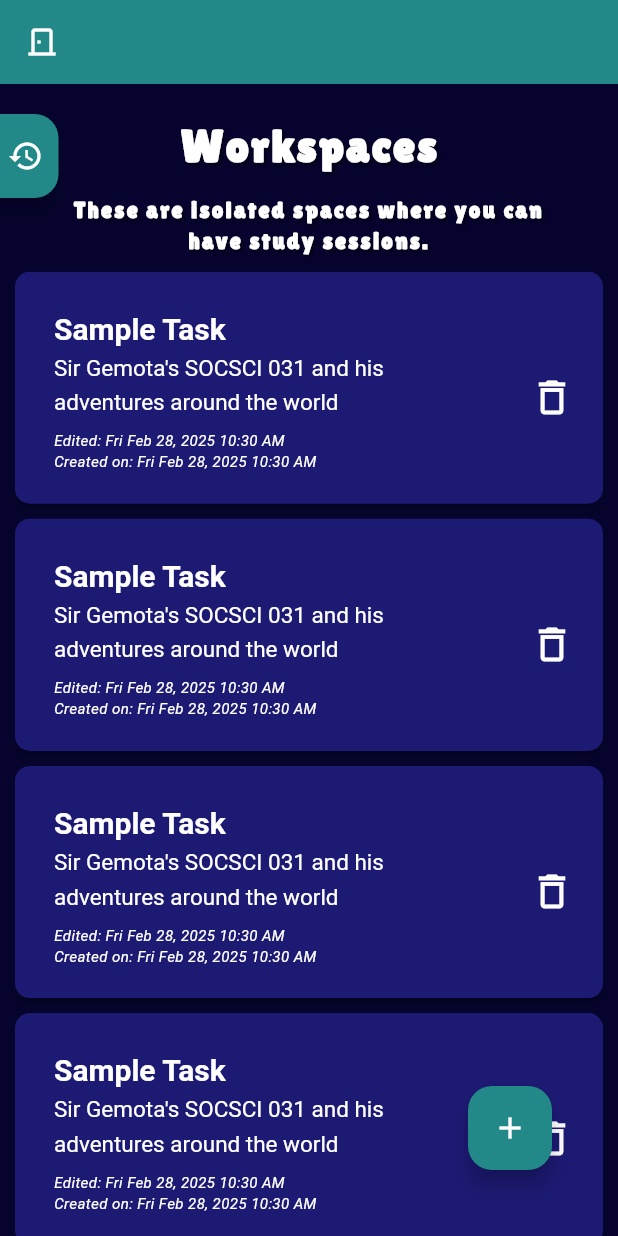
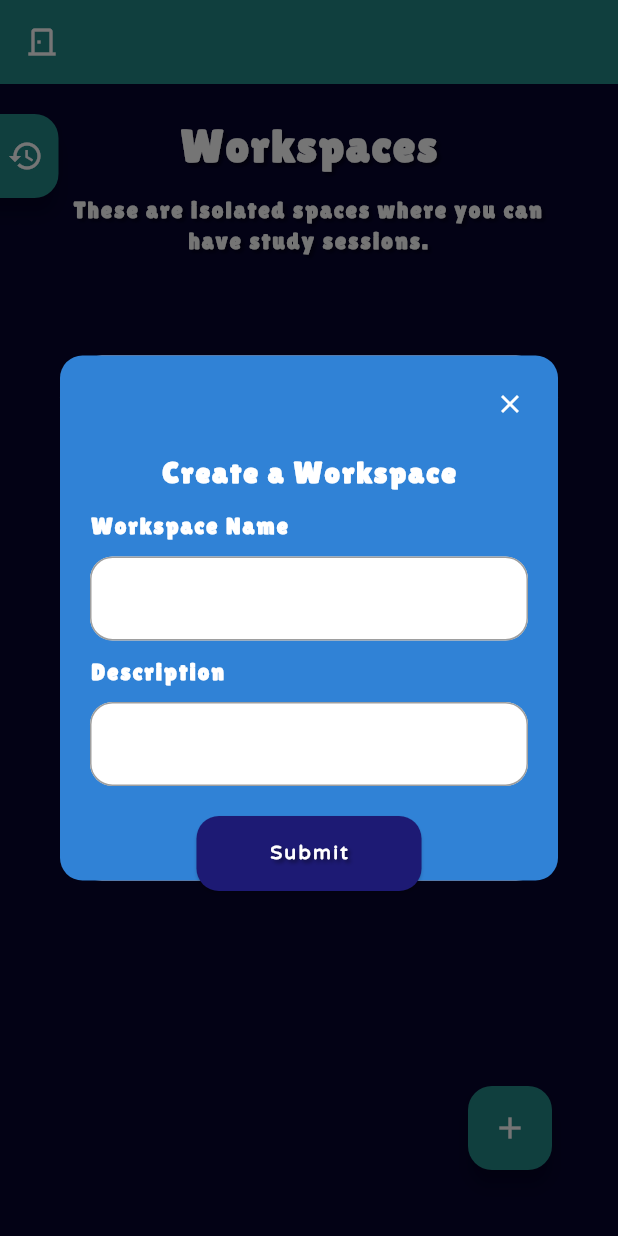
Before and after one commit to DymNomZ/stackture_mobile, a Flutter app: the HomePage screen opened directly, after a tap on the "add" icon, on a phone screen of 412 x 824 dp. Run offline on Flutter 3.47's test engine with Material 3 defaults, Android fonts, the light colour scheme and no system bars; drawn by our look-alikes of reorderable_grid_view.

Commit message:
Working client-side CRUD for workspaces

```diff
--- a/lib/home_page.dart
+++ b/lib/home_page.dart
@@ -4,9 +4,10 @@ import 'package:reorderable_grid_view/reorderable_grid_view.dart';
 import 'package:stackture_mobile/recent_activity_panel.dart';
 import 'package:stackture_mobile/utils/colors.dart';
 import 'package:stackture_mobile/utils/fab_location.dart';
-import 'package:stackture_mobile/utils/task.dart';
+import 'package:stackture_mobile/utils/create_workspace_popup.dart';
+import 'package:stackture_mobile/utils/workspace.dart';
 import 'package:stackture_mobile/utils/variables.dart';
-
+import 'package:stackture_mobile/workspace_page.dart';
 
 class HomePage extends StatefulWidget {
   @override
@@ -16,13 +17,6 @@ class HomePage extends StatefulWidget {
 class _HomePageState extends State<HomePage> {
 
   bool _showRecent = false; // Controls recent activity visibility
-  List<Task> taskList = [];
-
-  //Dummy filler task
-  Task dummy = Task(
-    title: 'Sample Task', description: 'Sir Gemota\'s SOCSCI 031 and his adventures around the world',
-    content: 'Lorem ipsum...', creationTime: DateTime.now(), modifiedTime: DateTime.now()
-  );
 
   void toggleRecent() {
     setState(() {
@@ -30,18 +24,23 @@ class _HomePageState extends State<HomePage> {
     });
   }
 
-  //Will be used to load tasks of user
-  void loadUserTasks(){
-    //temporary fill up 10 times
-    for(int i = 0; i < 10; i++) {
-      taskList.add(dummy);
-    }
+  //Will be used to load workspaces of user
+  void loadUserWorkspaces(){
+    setState(() {
+
+    });
+  }
+
+  void refreshWorkspaces(){
+    setState(() {}); //refresh the list builder
   }
 
   @override
   void initState(){
     super.initState();
-    loadUserTasks();
+    setState(() {
+      loadUserWorkspaces();
+    });
   }
 
   @override
@@ -68,9 +67,14 @@ class _HomePageState extends State<HomePage> {
       FloatingActionButton(
         heroTag: "add_btn",
         backgroundColor: StacktureColors.primary,
-          child: Icon(Icons.add, color: Colors.white),
+        child: Icon(Icons.add, color: Colors.white),
         onPressed: () {
-          print('TO BE IMPLEMENTED');
+          showDialog(
+            context: context,
+            builder: (context) {
+              return CreateWorkspacePopup(callBack: refreshWorkspaces);
+            }
+          );
         }
       ),
       body: Stack(
@@ -102,16 +106,16 @@ class _HomePageState extends State<HomePage> {
                   ),
                 ),
               ),
-              SizedBox(height: 10),
+              SizedBox(height: 20),
               Expanded(
                 child: ReorderableGridView.builder(
                   gridDelegate: SliverGridDelegateWithFixedCrossAxisCount (
                     crossAxisCount: 1,
                     childAspectRatio: 2.5
                   ),
-                  itemCount: taskList.length,
+                  itemCount: workspaces.length,
                   itemBuilder: (context, index) {
-                    Task currentTask = taskList[index];
+                    Workspace currentWorkspace = workspaces[index];
                     return Card(
                       key: ValueKey(index),
                       margin: const EdgeInsets.fromLTRB(10, 0, 10, 10),
@@ -126,13 +130,17 @@ class _HomePageState extends State<HomePage> {
                             Expanded(
                               child: ListTile(
                                 onTap: () {
-                                  print('OPENS TASK TREE');
+                                  Navigator.push(context, MaterialPageRoute(builder: (context) {
+                                    return WorkspacePage(
+                                      title: currentWorkspace.title,
+                                    );
+                                  }));
                                 },
                                 title: RichText(
                                   maxLines: 3,
                                   overflow: TextOverflow.ellipsis,
                                   text: TextSpan(
-                                      text: '${currentTask.title} \n',
+                                      text: '${currentWorkspace.title} \n',
                                       style: TextStyle(
                                           color: Colors.white,
                                           fontWeight: FontWeight.bold,
@@ -140,7 +148,7 @@ class _HomePageState extends State<HomePage> {
                                           height: 1.5),
                                       children: [
                                         TextSpan(
-                                          text: currentTask.description,
+                                          text: currentWorkspace.description,
                                           style: TextStyle(
                                               color: Colors.white,
                                               fontWeight: FontWeight.normal,
@@ -152,7 +160,7 @@ class _HomePageState extends State<HomePage> {
                                 subtitle: Padding(
                                   padding: const EdgeInsets.only(top: 8.0),
                                   child: Text(
-                                    'Edited: ${DateFormat('EEE MMM d, yyyy h:mm a').format(currentTask.modifiedTime)}\nCreated on: ${DateFormat('EEE MMM d, yyyy h:mm a').format(currentTask.creationTime)}',
+                                    'Edited: ${DateFormat('EEE MMM d, yyyy h:mm a').format(currentWorkspace.modifiedTime)}\nCreated on: ${DateFormat('EEE MMM d, yyyy h:mm a').format(currentWorkspace.creationTime)}',
                                     style: TextStyle(
                                         fontSize: 10,
                                         fontStyle: FontStyle.italic,
@@ -166,7 +174,8 @@ class _HomePageState extends State<HomePage> {
                             child: IconButton(
                               icon: Icon(Icons.delete_outline, color: Colors.white, size: 30),
                               onPressed: () {
-                                print('REMOVE TASK');
+                                workspaces.removeAt(index);
+                                refreshWorkspaces();
                               },
                             ),
                           )
--- a/lib/utils/button.dart
+++ b/lib/utils/button.dart
@@ -6,16 +6,21 @@ class DefaultButton extends StatelessWidget {
 
   String text;
   Function? function;
+  double? width;
+  Color? color;
 
-  DefaultButton({super.key, required this.text, this.function});
+  DefaultButton({
+    super.key, required this.text, this.function,
+    this.width, this.color
+  });
 
   @override
   Widget build(BuildContext context) {
     return ElevatedButton(
       style: ElevatedButton.styleFrom(
-        backgroundColor: StacktureColors.button,
-        minimumSize: Size(250, 50),
-        maximumSize: Size(250, 50),
+        backgroundColor: color ?? StacktureColors.button,
+        minimumSize: Size(width ?? 250, 50),
+        maximumSize: Size(width ?? 250, 50),
         shape: RoundedRectangleBorder(
           borderRadius: BorderRadius.circular(15.0),
         ),
--- a/lib/utils/colors.dart
+++ b/lib/utils/colors.dart
@@ -4,7 +4,7 @@ class StacktureColors {
   static Color primary = const Color(0xFF228988);
   static Color secondary = const Color(0xFF06042E);
   static Color tertiary = const Color(0xFF1D1A74);
-  static Color contextMenu = const Color(0xFF3082D6);
+  static Color popup = const Color(0xFF3082D6);
   static Color translucent = const Color(0xFF599090);
   static Color button = const Color(0xFF012623);
 }
--- /dev/null
+++ b/lib/utils/create_workspace_popup.dart
@@ -0,0 +1,146 @@
+import 'package:flutter/material.dart';
+import 'package:stackture_mobile/utils/button.dart';
+import 'package:stackture_mobile/utils/colors.dart';
+import 'package:stackture_mobile/utils/textfield.dart';
+import 'package:stackture_mobile/utils/variables.dart';
+import 'package:stackture_mobile/utils/workspace.dart';
+import 'package:stackture_mobile/workspace_page.dart';
+
+class CreateWorkspacePopup extends StatefulWidget {
+
+  Function callBack;
+
+  CreateWorkspacePopup({super.key, required this.callBack});
+
+  @override
+  State<CreateWorkspacePopup> createState() => _CreateWorkspacePopupState();
+}
+
+class _CreateWorkspacePopupState extends State<CreateWorkspacePopup> {
+  final GlobalKey<ShakingTextFieldState> _workspaceNameTfKey = GlobalKey<ShakingTextFieldState>();
+  final GlobalKey<ShakingTextFieldState> _descriptionTfKey = GlobalKey<ShakingTextFieldState>();
+
+  @override
+  Widget build(BuildContext context) {
+    return Dialog(
+      child: Container(
+        height: 350.0,
+        width: 400.0,
+          decoration: BoxDecoration(
+            borderRadius: BorderRadius.all(Radius.circular(15.0)),
+            color: StacktureColors.popup,
+          ),
+        child: Align(
+          alignment: Alignment.topCenter,
+          child: Column(
+            mainAxisSize: MainAxisSize.min,
+            children: [
+              Row(
+                mainAxisAlignment: MainAxisAlignment.end,
+                children: [
+                  Padding(
+                    padding: const EdgeInsets.all(8.0),
+                    child: IconButton(
+                        onPressed: () {
+                          Navigator.pop(context);
+                        },
+                        icon: const Icon(
+                          Icons.close,
+                          size: 20,
+                          color: Colors.white,
+                        )
+                    ),
+                  )
+                ],
+              ),
+              Text(
+                "Create a Workspace",
+                style: TextStyle(
+                    fontSize: 20, color: Colors.white, letterSpacing: 1.5,
+                    fontWeight: FontWeight.bold, fontFamily: 'LilitaOne',
+                ),
+              ),
+              SizedBox(height: 10),
+              Padding(
+                padding: EdgeInsets.symmetric(horizontal: 20),
+                child: Row(children: [
+                  Text(
+                    "Workspace Name",
+                    style: TextStyle(
+                        fontSize: 15, color: Colors.white, letterSpacing: 1.5,
+                        fontWeight: FontWeight.bold, fontFamily: 'LilitaOne',
+                    ),
+                  ),
+                ]),
+              ),
+              SizedBox(height: 10),
+              Padding(
+                padding: EdgeInsets.symmetric(horizontal: 20),
+                child: ShakingTextField(
+                  key: _workspaceNameTfKey,
+                  label: 'Workspace Name',
+                  errorText: 'Must input workspace name',
+                  fontSize: 13,
+                  errorSize: 11,
+                )
+              ),
+              SizedBox(height: 10),
+              Padding(
+                padding: EdgeInsets.symmetric(horizontal: 20),
+                child: Row(children: [
+                  Text(
+                    "Description",
+                    style: TextStyle(
+                        fontSize: 15, color: Colors.white, letterSpacing: 1.5,
+                        fontWeight: FontWeight.bold, fontFamily: 'LilitaOne',
+                    ),
+                  ),
+                ]),
+              ),
+              SizedBox(height: 10),
+              Padding(
+                padding: EdgeInsets.symmetric(horizontal: 20),
+                child: ShakingTextField(
+                  key: _descriptionTfKey,
+                  label: 'Description',
+                  fontSize: 13,
+                )
+              ),
+              SizedBox(height: 20),
+              DefaultButton(
+                text: "Submit",
+                width: 150,
+                color: StacktureColors.tertiary,
+                function: () {
+                  if (_workspaceNameTfKey.currentState!.validateAndShake()) {
+
+                    //add new workspace
+                    workspaces.add(
+                      Workspace(
+                        title: _workspaceNameTfKey.currentState!.getText(),
+                        description: _descriptionTfKey.currentState!.getText(),
+                        creationTime: DateTime.now(),
+                        modifiedTime: DateTime.now()
+                      )
+                    );
+                    //trigger refresh list on home page
+                    widget.callBack();
+
+                    //pop the dialogue
+                    Navigator.pop(context);
+
+                    Navigator.push(context, MaterialPageRoute(builder: (context) {
+                      return WorkspacePage(
+                        title: _workspaceNameTfKey.currentState!.getText(),
+                      );
+                    }));
+                  }
+                }
+              ),
+            ],
+          ),
+        ),
+      ),
+    );
+  }
+}
--- a/lib/utils/textfield.dart
+++ b/lib/utils/textfield.dart
@@ -2,11 +2,13 @@ import 'package:flutter/material.dart';
 
 class ShakingTextField extends StatefulWidget {
   TextInputType? type;
-  String label, hint, errorText;
+  String? label, hint, errorText;
+  double? fontSize, errorSize;
 
   ShakingTextField({
     super.key, this.type,
-    required this.label, required this.hint, required this.errorText
+    this.label, this.hint, this.errorText,
+    this.fontSize, this.errorSize
   });
 
   @override
@@ -95,7 +97,7 @@ class ShakingTextFieldState extends State<ShakingTextField>
                   fillColor: Colors.white,
                   hintText: widget.hint,
                   hintStyle:  TextStyle(
-                    fontSize: 15, color: Colors.black, letterSpacing: 1.5,
+                    fontSize: widget.fontSize ?? 15, color: Colors.black, letterSpacing: 1.5,
                     fontWeight: FontWeight.bold, fontFamily: 'VarelaRounded'
                   ),
                   border: OutlineInputBorder(
@@ -105,7 +107,7 @@ class ShakingTextFieldState extends State<ShakingTextField>
                   ),
                   errorText: _isError ? widget.errorText : null,
                   errorStyle: TextStyle(
-                    fontSize: 13, color: Colors.red, letterSpacing: 1.5,
+                    fontSize: widget.errorSize ?? 13, color: Colors.red, letterSpacing: 1.5,
                     fontWeight: FontWeight.bold, fontFamily: 'VarelaRounded',
                   ),
                   errorBorder: OutlineInputBorder(
--- a/lib/utils/variables.dart
+++ b/lib/utils/variables.dart
@@ -1,4 +1,14 @@
 import 'dart:ui';
+
+import 'package:stackture_mobile/utils/workspace.dart';
+
+List<Workspace> workspaces = [];
+
+  //Dummy filler task
+  Workspace dummy = Workspace(
+    title: 'Sample Task', description: 'Sir Gemota\'s SOCSCI 031 and his adventures around the world',
+    creationTime: DateTime.now(), modifiedTime: DateTime.now()
+  );
 
 List <Shadow> defaultShadow =
 [
@@ -8,12 +18,3 @@ List <Shadow> defaultShadow =
     color: Color.fromARGB(125, 0, 0, 0)
   ),
 ];
-
-List <Shadow> whiteShadow =
-[
-  Shadow(
-    offset: Offset(2.0, 2.0),
-    blurRadius: 3.0,
-    color: Color.fromARGB(255, 255, 255, 255)
-  ),
-];
--- a/lib/utils/task.dart
+++ b/lib/utils/workspace.dart
@@ -1,15 +1,13 @@
-class Task {
+class Workspace {
 
   String title;
   String description;
-  String content;
   DateTime modifiedTime;
   DateTime creationTime;
 
-  Task({
+  Workspace({
     required this.title, required this.description,
-    required this.content, required this.modifiedTime,
-    required this.creationTime
+    required this.modifiedTime, required this.creationTime
   });
 
 }
```
Also changed, not shown: lib/workspace_page.dart (added, +68 -0 lines).
